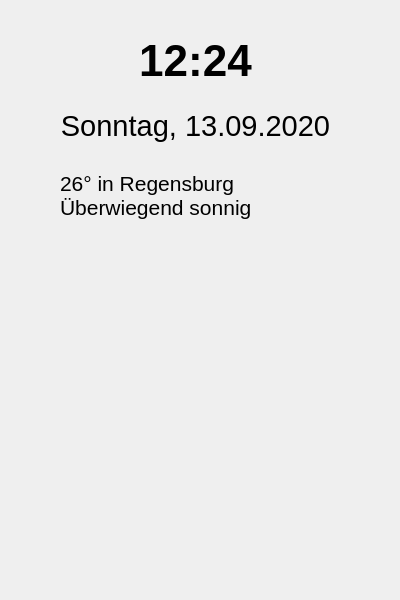
Qt form applications/Smartphone.ui (vigitia/VIGITIA-Toolkit) before a commit.
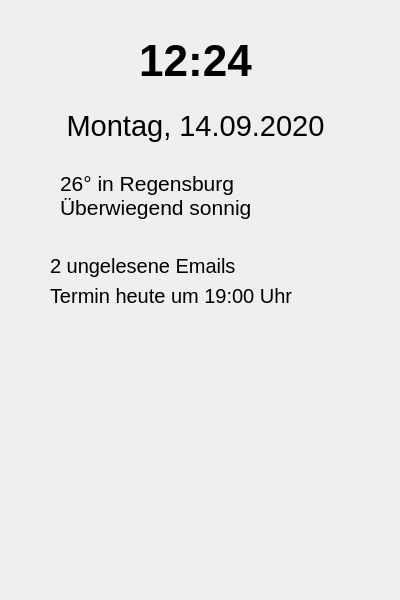
The same form after that commit. Icons and pictures are not drawn.

What changed in the file:
```diff
--- a/applications/Smartphone.ui
+++ b/applications/Smartphone.ui
@@ -53,7 +53,7 @@
     </font>
    </property>
    <property name="text">
-    <string>Sonntag, 13.09.2020</string>
+    <string>Montag, 14.09.2020</string>
    </property>
    <property name="alignment">
     <set>Qt::AlignCenter</set>
@@ -87,7 +87,7 @@
    <property name="geometry">
     <rect>
      <x>20</x>
-     <y>270</y>
+     <y>350</y>
      <width>361</width>
      <height>211</height>
     </rect>
@@ -102,6 +102,52 @@
     <bool>true</bool>
    </property>
   </widget>
+  <widget class="QLabel" name="time_4">
+   <property name="geometry">
+    <rect>
+     <x>50</x>
+     <y>250</y>
+     <width>291</width>
+     <height>31</height>
+    </rect>
+   </property>
+   <property name="font">
+    <font>
+     <pointsize>15</pointsize>
+     <weight>50</weight>
+     <bold>false</bold>
+    </font>
+   </property>
+   <property name="text">
+    <string>2 ungelesene Emails</string>
+   </property>
+   <property name="alignment">
+    <set>Qt::AlignLeading|Qt::AlignLeft|Qt::AlignVCenter</set>
+   </property>
+  </widget>
+  <widget class="QLabel" name="time_5">
+   <property name="geometry">
+    <rect>
+     <x>50</x>
+     <y>280</y>
+     <width>291</width>
+     <height>31</height>
+    </rect>
+   </property>
+   <property name="font">
+    <font>
+     <pointsize>15</pointsize>
+     <weight>50</weight>
+     <bold>false</bold>
+    </font>
+   </property>
+   <property name="text">
+    <string>Termin heute um 19:00 Uhr</string>
+   </property>
+   <property name="alignment">
+    <set>Qt::AlignLeading|Qt::AlignLeft|Qt::AlignVCenter</set>
+   </property>
+  </widget>
  </widget>
  <resources/>
  <connections/>
```
